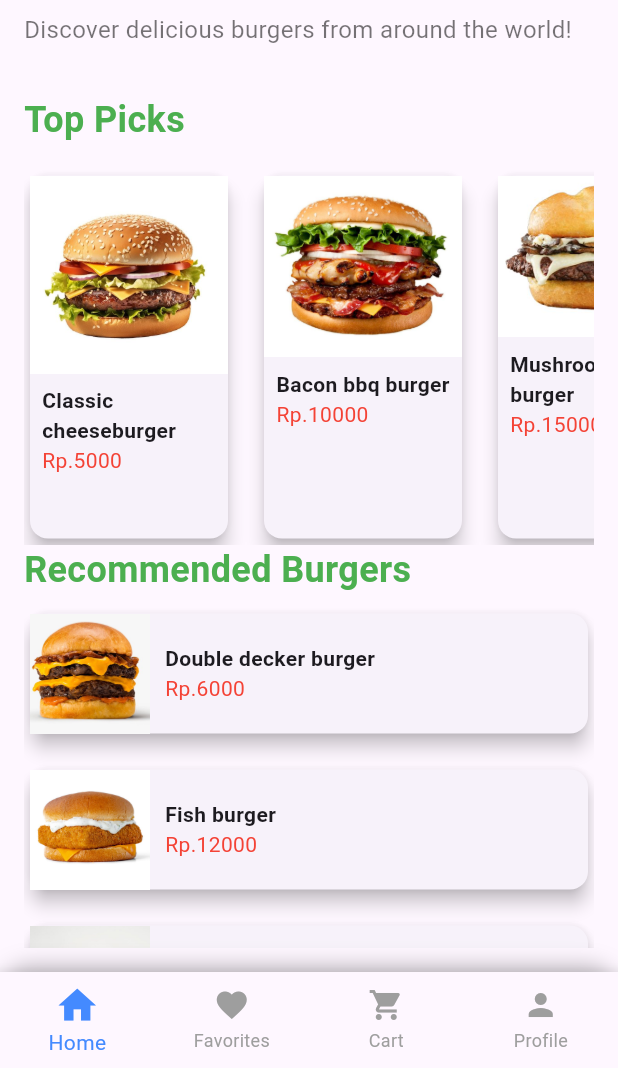
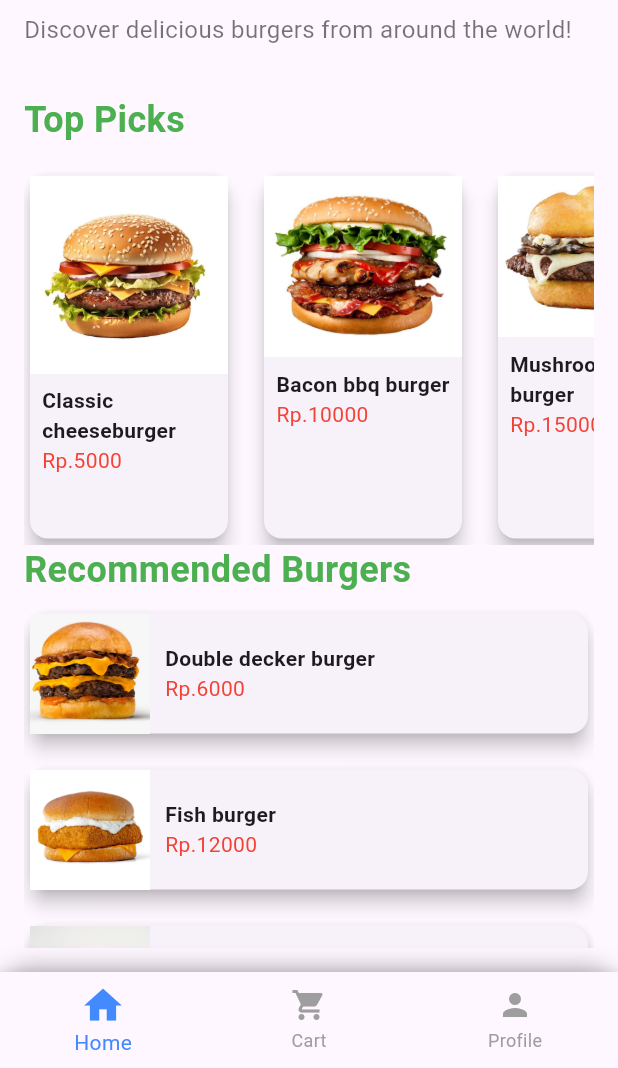
Before and after one commit to Choiranam/getx_apps, a Flutter app: the HomePage screen opened by its route, on a phone screen of 412 x 824 dp, the part 168-1236 px from its top. Run offline on Flutter 3.47's test engine with Material 3 defaults, Android fonts, the phone set to English and light mode, and no system bars; our stand-ins replace get, shared_preferences; accounts and stored records are empty.

Commit message:
3 navbar

```diff
--- a/lib/pages/menus/custom_bottom_navigation_bar.dart
+++ b/lib/pages/menus/custom_bottom_navigation_bar.dart
@@ -1,3 +1,4 @@
+import 'package:flutter/material.dart';
 import 'package:flutter/material.dart';
 
 class CustomBottomNavigationBar extends StatelessWidget {
@@ -13,12 +14,11 @@ class CustomBottomNavigationBar extends StatelessWidget {
   Widget build(BuildContext context) {
     final List<IconData> iconList = [
       Icons.home,
-      Icons.favorite,
-      Icons.shopping_cart,
+      Icons.shopping_cart, // Menghapus Icons.favorite
       Icons.person,
     ];
 
-    final List<String> labels = ["Home", "Favorites", "Cart", "Profile"];
+    final List<String> labels = ["Home", "Cart", "Profile"]; // Hanya 3 label
 
     return Container(
       decoration: BoxDecoration(
@@ -45,7 +45,7 @@ class CustomBottomNavigationBar extends StatelessWidget {
                 size: selectedIndex == index ? 30 : 24,
               ),
             ),
-            label: labels[index],
+            label: labels[index], // Pastikan jumlah labels dan icons sama
           );
         }),
         selectedItemColor: Colors.blueAccent,
```
